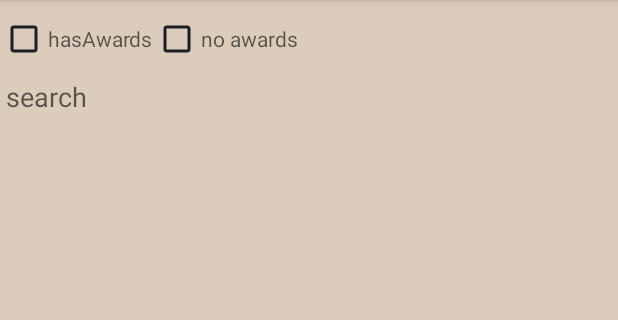
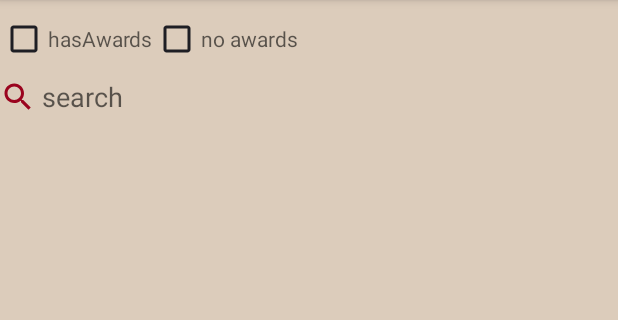
Before and after one commit to andreeabirdie/PDMAndroid, an Android app: the fragment SongListFragment shown on its own in the app's theme, on a phone screen of 412 x 824 dp, the part 84-404 px from its top. Run offline under Robolectric (Android 15) with nearby library versions, the phone set to English and light mode, and no system bars; 1 statement that could not run was skipped.

Commit message:
added search icon

```diff
--- a/app/src/main/java/ro/ubbcluj/ro/birdie/myapp/songs/songList/SongListAdapter.kt
+++ b/app/src/main/java/ro/ubbcluj/ro/birdie/myapp/songs/songList/SongListAdapter.kt
@@ -10,7 +10,6 @@ import androidx.core.os.bundleOf
 import androidx.fragment.app.Fragment
 import androidx.navigation.fragment.findNavController
 import androidx.recyclerview.widget.RecyclerView
-import kotlinx.android.synthetic.main.fragment_edit_song.view.*
 import kotlinx.android.synthetic.main.view_song.view.*
 import kotlinx.android.synthetic.main.view_song.view.streams
 import kotlinx.android.synthetic.main.view_song.view.title
--- /dev/null
+++ b/app/src/main/res/drawable/ic_baseline_search_24.xml
@@ -0,0 +1,5 @@
+<vector android:height="24dp" android:tint="#9A031E"
+    android:viewportHeight="24" android:viewportWidth="24"
+    android:width="24dp" xmlns:android="http://schemas.android.com/apk/res/android">
+    <path android:fillColor="@android:color/white" android:pathData="M15.5,14h-0.79l-0.28,-0.27C15.41,12.59 16,11.11 16,9.5 16,5.91 13.09,3 9.5,3S3,5.91 3,9.5 5.91,16 9.5,16c1.61,0 3.09,-0.59 4.23,-1.57l0.27,0.28v0.79l5,4.99L20.49,19l-4.99,-5zM9.5,14C7.01,14 5,11.99 5,9.5S7.01,5 9.5,5 14,7.01 14,9.5 11.99,14 9.5,14z"/>
+</vector>
--- a/app/src/main/res/layout/fragment_song_list.xml
+++ b/app/src/main/res/layout/fragment_song_list.xml
@@ -38,13 +38,23 @@
         app:layout_constraintStart_toEndOf="@id/hasAwards"
         app:layout_constraintTop_toTopOf="parent"/>
 
+    <ImageView
+        android:id="@+id/searchIc"
+        android:layout_width="wrap_content"
+        android:layout_height="wrap_content"
+        app:layout_constraintStart_toStartOf="parent"
+        app:layout_constraintTop_toTopOf="@id/search"
+        app:layout_constraintBottom_toBottomOf="@id/search"
+        android:src="@drawable/ic_baseline_search_24"
+        />
+
     <EditText
         android:id="@+id/search"
         android:layout_width="200dp"
         android:layout_height="wrap_content"
         android:hint="@string/search"
         app:layout_constraintTop_toBottomOf="@id/hasAwards"
-        app:layout_constraintStart_toStartOf="parent"/>
+        app:layout_constraintStart_toEndOf="@id/searchIc"/>
 
     <androidx.recyclerview.widget.RecyclerView
         android:id="@+id/item_list"
```
